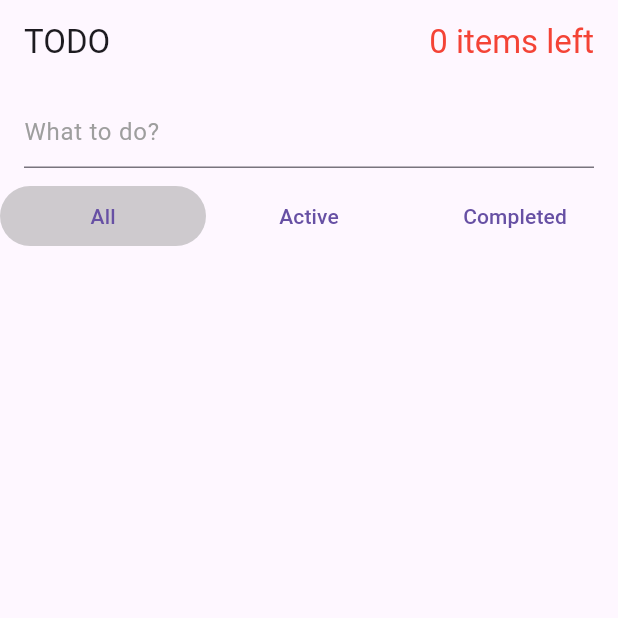
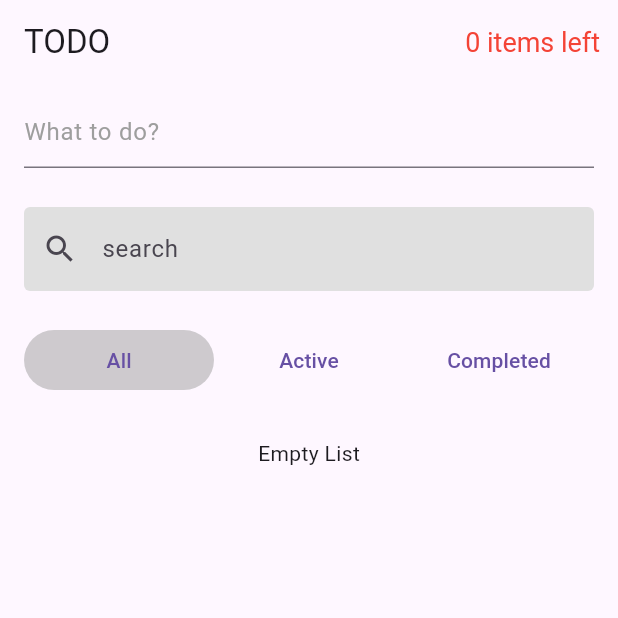
Before and after one commit to dawitesfa/todo, a Flutter app: the screen it shows after launch, on a phone screen of 412 x 824 dp, the top half of it. Run offline on Flutter 3.47's test engine with Material 3 defaults, Android fonts, the phone set to English and light mode, and no system bars; our stand-ins replace bloc, equatable, flutter_bloc.

Commit message:
second commit

```diff
--- /dev/null
+++ b/lib/blocs/blocs.dart
@@ -0,0 +1,6 @@
+export 'active_counter/active_counter_bloc.dart';
+export 'empty_list/empty_list_bloc.dart';
+export 'filtered_todos/filtered_todos_bloc.dart';
+export 'search_filter/search_filter_bloc.dart';
+export 'todo_filter/todo_filter_bloc.dart';
+export 'todos/todos_bloc.dart';
--- /dev/null
+++ b/lib/blocs/empty_list/empty_list_bloc.dart
@@ -0,0 +1,65 @@
+// ignore_for_file: public_member_api_docs, sort_constructors_first
+import 'dart:async';
+
+import 'package:bloc/bloc.dart';
+import 'package:equatable/equatable.dart';
+
+import 'package:todo_demo/blocs/filtered_todos/filtered_todos_bloc.dart';
+import 'package:todo_demo/blocs/todo_filter/todo_filter_bloc.dart';
+import 'package:todo_demo/model/todo.dart';
+
+part 'empty_list_event.dart';
+part 'empty_list_state.dart';
+
+class EmptyListBloc extends Bloc<EmptyListEvent, EmptyListState> {
+  final FilteredTodosBloc filteredTodosBloc;
+  final TodoFilterBloc todoFilterBloc;
+  late final StreamSubscription _filteredtodosSubscription;
+  late final StreamSubscription _todoFilterSubscription;
+
+  EmptyListBloc({
+    required this.filteredTodosBloc,
+    required this.todoFilterBloc,
+  }) : super(EmptyListState.initial()) {
+    _filteredtodosSubscription = filteredTodosBloc.stream.listen((_) {
+      this.add(OnEmptyListUpdateEvent());
+    });
+    _todoFilterSubscription = todoFilterBloc.stream.listen((_) {
+      this.add(OnEmptyListUpdateEvent());
+    });
+    on<OnEmptyListUpdateEvent>((event, emit) {
+      String text = '';
+      bool isEmpty = filteredTodosBloc.state.filteredTodos.isEmpty;
+      bool showAdd = false;
+      if (isEmpty) {
+        switch (todoFilterBloc.state.todoFilter) {
+          case Filter.active:
+            text = 'No active tasks';
+            showAdd = false;
+            break;
+          case Filter.completed:
+            text = 'No completed tasks';
+            showAdd = false;
+            break;
+          case Filter.all:
+          default:
+            text = "Empty List";
+            showAdd = true;
+            break;
+        }
+      }
+
+      emit(state.copyWith(
+        isEmpty: isEmpty,
+        text: text,
+        askAdd: showAdd,
+      ));
+    });
+  }
+  @override
+  Future<void> close() {
+    _filteredtodosSubscription.cancel();
+    _todoFilterSubscription.cancel();
+    return super.close();
+  }
+}
--- /dev/null
+++ b/lib/blocs/empty_list/empty_list_event.dart
@@ -0,0 +1,10 @@
+part of 'empty_list_bloc.dart';
+
+sealed class EmptyListEvent extends Equatable {
+  const EmptyListEvent();
+
+  @override
+  List<Object> get props => [];
+}
+
+class OnEmptyListUpdateEvent extends EmptyListEvent {}
--- /dev/null
+++ b/lib/blocs/empty_list/empty_list_state.dart
@@ -0,0 +1,38 @@
+// ignore_for_file: public_member_api_docs, sort_constructors_first
+
+part of 'empty_list_bloc.dart';
+
+class EmptyListState extends Equatable {
+  final bool isEmpty;
+  final String text;
+  final bool askAdd;
+  EmptyListState({
+    required this.isEmpty,
+    required this.text,
+    required this.askAdd,
+  });
+
+  factory EmptyListState.initial() => EmptyListState(
+        isEmpty: true,
+        text: 'Empty List',
+        askAdd: false,
+      );
+
+  @override
+  List<Object> get props => [isEmpty, text, askAdd];
+
+  EmptyListState copyWith({
+    bool? isEmpty,
+    String? text,
+    bool? askAdd,
+  }) {
+    return EmptyListState(
+      isEmpty: isEmpty ?? this.isEmpty,
+      text: text ?? this.text,
+      askAdd: askAdd ?? this.askAdd,
+    );
+  }
+
+  @override
+  bool get stringify => true;
+}
--- a/lib/blocs/filtered_todos/filtered_todos_bloc.dart
+++ b/lib/blocs/filtered_todos/filtered_todos_bloc.dart
@@ -26,15 +26,15 @@ class FilteredTodosBloc extends Bloc<FilteredTodosEvent, FilteredTodosState> {
     required this.searchFilterBloc,
     required this.todoFilterBloc,
   }) : super(FilteredTodosState.initial()) {
-    todosSubscription = todosBloc.stream.listen((todosState) {
+    todosSubscription = todosBloc.stream.listen((_) {
       this.add(OnFilteredTodosEvent());
     });
 
-    todoFilterSubscription = todoFilterBloc.stream.listen((todoFilterState) {
+    todoFilterSubscription = todoFilterBloc.stream.listen((_) {
       this.add(OnFilteredTodosEvent());
     });
 
-    tsearchFilterSubscription = searchFilterBloc.stream.listen((searchState) {
+    tsearchFilterSubscription = searchFilterBloc.stream.listen((filterState) {
       this.add(OnFilteredTodosEvent());
     });
 
@@ -54,6 +54,7 @@ class FilteredTodosBloc extends Bloc<FilteredTodosEvent, FilteredTodosState> {
           filteredTodos = todosBloc.state.todos;
           break;
       }
+      print('[why] ${searchFilterBloc.state.searchTerm}');
       if (searchFilterBloc.state.searchTerm.isNotEmpty) {
         filteredTodos = filteredTodos
             .where((todo) => todo.desc
--- a/lib/main.dart
+++ b/lib/main.dart
@@ -1,10 +1,6 @@
 import 'package:flutter/material.dart';
 import 'package:flutter_bloc/flutter_bloc.dart';
-import 'package:todo_demo/blocs/active_counter/active_counter_bloc.dart';
-import 'package:todo_demo/blocs/filtered_todos/filtered_todos_bloc.dart';
-import 'package:todo_demo/blocs/search_filter/search_filter_bloc.dart';
-import 'package:todo_demo/blocs/todo_filter/todo_filter_bloc.dart';
-import 'package:todo_demo/blocs/todos/todos_bloc.dart';
+import 'package:todo_demo/blocs/blocs.dart';
 import 'package:todo_demo/pages/home_page.dart';
 
 void main() {
@@ -31,7 +27,13 @@ class TodoApp extends StatelessWidget {
           create: (context) => FilteredTodosBloc(
             todosBloc: context.read<TodosBloc>(),
             todoFilterBloc: context.read<TodoFilterBloc>(),
-            searchFilterBloc: SearchFilterBloc(),
+            searchFilterBloc: context.read<SearchFilterBloc>(),
+          ),
+        ),
+        BlocProvider(
+          create: (context) => EmptyListBloc(
+            filteredTodosBloc: context.read<FilteredTodosBloc>(),
+            todoFilterBloc: context.read<TodoFilterBloc>(),
           ),
         ),
       ],
--- a/lib/pages/home_page.dart
+++ b/lib/pages/home_page.dart
@@ -1,8 +1,12 @@
 import 'package:flutter/material.dart';
 import 'package:flutter_bloc/flutter_bloc.dart';
-import 'package:todo_demo/blocs/active_counter/active_counter_bloc.dart';
+import 'package:todo_demo/blocs/blocs.dart';
+import 'package:todo_demo/model/todo.dart';
 import 'package:todo_demo/pages/widgets/new_todo_field.dart';
+import 'package:todo_demo/pages/widgets/padded_container.dart';
+import 'package:todo_demo/pages/widgets/search_bar.dart';
 import 'package:todo_demo/pages/widgets/todo_list.dart';
+import 'package:todo_demo/utilities/utility.dart';
 
 class HomePage extends StatelessWidget {
   const HomePage({super.key});
@@ -11,28 +15,33 @@ class HomePage extends StatelessWidget {
   Widget build(BuildContext context) {
     return Scaffold(
       appBar: AppBar(
-        title: Expanded(
-          child: Row(
-            children: [
-              Text('TODO'),
-              Spacer(),
-              Text(
-                '${context.watch<ActiveCounterBloc>().state.activeCounter} items left',
-                style: TextStyle(color: Colors.red),
+        title: Text('TODO'),
+        centerTitle: false,
+        actions: [
+          TextButton(
+            style: TextButton.styleFrom(
+              foregroundColor: Colors.red,
+              textStyle: TextStyle(
+                fontSize: 18.0,
               ),
-            ],
+            ),
+            onPressed: () {
+              context.read<TodoFilterBloc>().add(
+                    OnFilterTabPressed(newFilter: Filter.active),
+                  );
+            },
+            child: Text(
+              '${context.watch<ActiveCounterBloc>().state.activeCounter} items left',
+            ),
           ),
-        ),
+        ],
       ),
       body: Column(
         children: [
-          Padding(
-            padding: const EdgeInsets.symmetric(
-              horizontal: 16.0,
-              vertical: 8.0,
-            ),
-            child: NewTodoField(),
-          ),
+          PaddedContainer(child: NewTodoField()),
+          Gaps.v10,
+          PaddedContainer(child: CustomSearchBar()),
+          Gaps.v10,
           Expanded(child: TodoList()),
         ],
       ),
--- /dev/null
+++ b/lib/pages/widgets/empty_list_widget.dart
@@ -0,0 +1,34 @@
+import 'package:flutter/material.dart';
+import 'package:flutter_bloc/flutter_bloc.dart';
+import 'package:todo_demo/blocs/empty_list/empty_list_bloc.dart';
+import 'package:todo_demo/utilities/utility.dart';
+
+class EmptyListWidget extends StatelessWidget {
+  const EmptyListWidget({super.key});
+
+  @override
+  Widget build(BuildContext context) {
+    return Center(
+      child: Column(
+        children: [
+          Gaps.v24,
+          Text('${context.watch<EmptyListBloc>().state.text}'),
+          Gaps.v10,
+          if (context.watch<EmptyListBloc>().state.askAdd)
+            // ElevatedButton(
+            //   onPressed: () {},
+            //   child: Text('Add Task'),
+            // ),
+            Row(
+              mainAxisAlignment: MainAxisAlignment.center,
+              children: [
+                Icon(Icons.add_task),
+                Gaps.h16,
+                Text('Add tasks and be more productive.'),
+              ],
+            ),
+        ],
+      ),
+    );
+  }
+}
--- /dev/null
+++ b/lib/pages/widgets/padded_container.dart
@@ -0,0 +1,21 @@
+// ignore_for_file: public_member_api_docs, sort_constructors_first
+import 'package:flutter/material.dart';
+
+class PaddedContainer extends StatelessWidget {
+  final Widget child;
+  const PaddedContainer({
+    Key? key,
+    required this.child,
+  }) : super(key: key);
+
+  @override
+  Widget build(BuildContext context) {
+    return Padding(
+      padding: const EdgeInsets.symmetric(
+        horizontal: 16.0,
+        vertical: 8.0,
+      ),
+      child: child,
+    );
+  }
+}
--- /dev/null
+++ b/lib/pages/widgets/search_bar.dart
@@ -0,0 +1,32 @@
+import 'package:flutter/material.dart';
+import 'package:flutter_bloc/flutter_bloc.dart';
+import 'package:todo_demo/blocs/search_filter/search_filter_bloc.dart';
+
+class CustomSearchBar extends StatelessWidget {
+  const CustomSearchBar({super.key});
+
+  @override
+  Widget build(BuildContext context) {
+    return Container(
+      decoration: BoxDecoration(
+        color: Colors.grey.shade300,
+        borderRadius: BorderRadius.circular(
+          4.0,
+        ),
+      ),
+      child: TextField(
+        decoration: InputDecoration(
+          hintText: 'search',
+          enabledBorder: OutlineInputBorder(borderSide: BorderSide.none),
+          focusedBorder: OutlineInputBorder(borderSide: BorderSide.none),
+          prefixIcon: Icon(Icons.search),
+        ),
+        onChanged: (value) {
+          context.read<SearchFilterBloc>().add(
+                OnSearchTermChanged(newSearchTerm: value),
+              );
+        },
+      ),
+    );
+  }
+}
--- a/lib/pages/widgets/todo_list.dart
+++ b/lib/pages/widgets/todo_list.dart
@@ -1,8 +1,7 @@
 import 'package:flutter/material.dart';
-import 'package:todo_demo/blocs/filtered_todos/filtered_todos_bloc.dart';
-import 'package:todo_demo/blocs/todo_filter/todo_filter_bloc.dart';
-import 'package:todo_demo/blocs/todos/todos_bloc.dart';
+import 'package:todo_demo/blocs/blocs.dart';
 import 'package:todo_demo/model/todo.dart';
+import 'package:todo_demo/pages/widgets/empty_list_widget.dart';
 import 'package:todo_demo/pages/widgets/todo_item.dart';
 import 'package:flutter_bloc/flutter_bloc.dart';
 
@@ -13,7 +12,9 @@ class TodoList extends StatelessWidget {
   Widget build(BuildContext context) {
     return Column(
       children: [
-        Row(
+        Padding(
+          padding: const EdgeInsets.symmetric(horizontal: 16, vertical: 4),
+          child: Row(
             mainAxisAlignment: MainAxisAlignment.spaceAround,
             children: [
               Expanded(
@@ -72,10 +73,16 @@ class TodoList extends StatelessWidget {
               ),
             ],
           ),
+        ),
         Expanded(
-          child: ListView.builder(
-            itemCount:
-                context.watch<FilteredTodosBloc>().state.filteredTodos.length,
+          child: context.watch<EmptyListBloc>().state.isEmpty
+              ? EmptyListWidget()
+              : ListView.builder(
+                  itemCount: context
+                      .watch<FilteredTodosBloc>()
+                      .state
+                      .filteredTodos
+                      .length,
                   itemBuilder: (context, index) {
                     return TodoItem(
                       todo: context
--- /dev/null
+++ b/lib/utilities/utility.dart
@@ -0,0 +1,11 @@
+import 'package:flutter/material.dart';
+
+class Gaps {
+  static const SizedBox v4 = SizedBox(height: 4);
+  static const SizedBox v6 = SizedBox(height: 6);
+  static const SizedBox v8 = SizedBox(height: 8);
+  static const SizedBox v10 = SizedBox(height: 10);
+  static const SizedBox v24 = SizedBox(height: 24);
+
+  static const SizedBox h16 = SizedBox(width: 16);
+}
```
Lines whose indentation alone changed are shown as unchanged.
